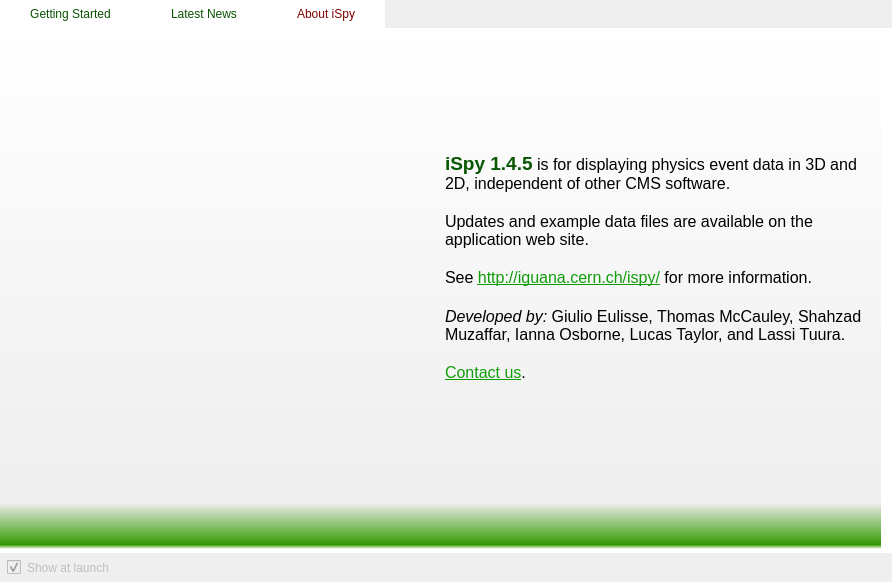
Qt form src/QtGUI/ISpySplashScreen.ui (cms-outreach/ispy) before a commit.
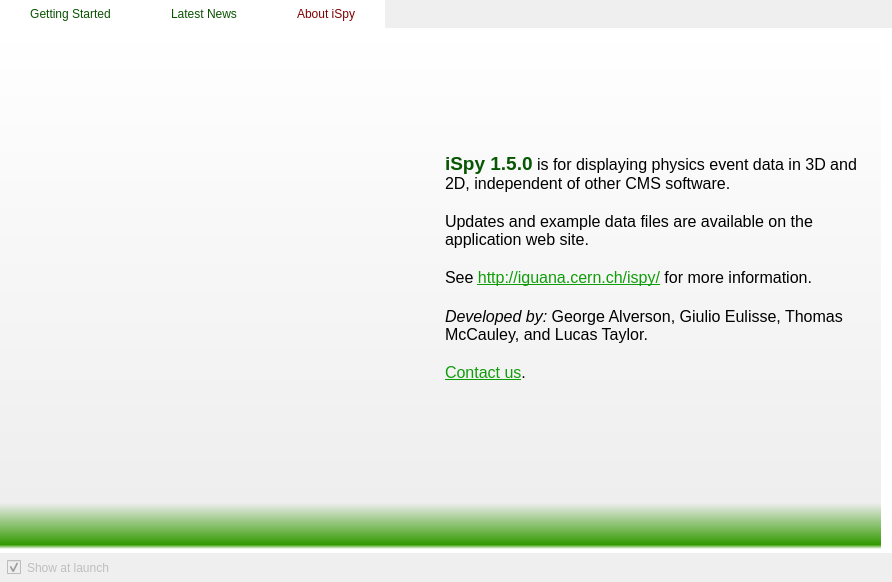
The same form after that commit. The open tabs and pages were chosen to show the change. Icons and pictures are not drawn.

Commit message: update docs and splash screen info

Patch:
```diff
--- a/src/QtGUI/ISpySplashScreen.ui
+++ b/src/QtGUI/ISpySplashScreen.ui
@@ -319,13 +319,13 @@
 p, li { white-space: pre-wrap; }
 &lt;/style&gt;&lt;/head&gt;&lt;body style=&quot; font-family:'Lucida Grande'; font-size:13pt; font-weight:400; font-style:normal;&quot;&gt;
 &lt;p style=&quot;-qt-paragraph-type:empty; margin-top:100px; margin-bottom:0px; margin-left:0px; margin-right:0px; -qt-block-indent:0; text-indent:0px;&quot;&gt;&lt;/p&gt;
-&lt;p style=&quot; margin-top:100px; margin-bottom:0px; margin-left:0px; margin-right:0px; -qt-block-indent:0; text-indent:0px;&quot;&gt;&lt;span style=&quot; font-family:'Sans Serif'; font-size:14pt; font-weight:600; color:#065602;&quot;&gt;iSpy 1.4.5&lt;/span&gt;&lt;span style=&quot; font-family:'Sans Serif'; font-size:12pt;&quot;&gt; is for displaying physics event data in 3D and 2D, independent of other CMS software. &lt;/span&gt;&lt;/p&gt;
+&lt;p style=&quot; margin-top:100px; margin-bottom:0px; margin-left:0px; margin-right:0px; -qt-block-indent:0; text-indent:0px;&quot;&gt;&lt;span style=&quot; font-family:'Sans Serif'; font-size:14pt; font-weight:600; color:#065602;&quot;&gt;iSpy 1.5.0&lt;/span&gt;&lt;span style=&quot; font-family:'Sans Serif'; font-size:12pt;&quot;&gt; is for displaying physics event data in 3D and 2D, independent of other CMS software. &lt;/span&gt;&lt;/p&gt;
 &lt;p style=&quot;-qt-paragraph-type:empty; margin-top:0px; margin-bottom:0px; margin-left:0px; margin-right:0px; -qt-block-indent:0; text-indent:0px; font-family:'Sans Serif'; font-size:12pt;&quot;&gt;&lt;/p&gt;
 &lt;p style=&quot; margin-top:0px; margin-bottom:0px; margin-left:0px; margin-right:0px; -qt-block-indent:0; text-indent:0px;&quot;&gt;&lt;span style=&quot; font-family:'Sans Serif'; font-size:12pt;&quot;&gt;Updates and example data files are available on the application web site. &lt;/span&gt;&lt;/p&gt;
 &lt;p style=&quot;-qt-paragraph-type:empty; margin-top:0px; margin-bottom:0px; margin-left:0px; margin-right:0px; -qt-block-indent:0; text-indent:0px; font-family:'Sans Serif'; font-size:12pt;&quot;&gt;&lt;/p&gt;
 &lt;p style=&quot; margin-top:0px; margin-bottom:0px; margin-left:0px; margin-right:0px; -qt-block-indent:0; text-indent:0px;&quot;&gt;&lt;span style=&quot; font-family:'Sans Serif'; font-size:12pt;&quot;&gt;See &lt;/span&gt;&lt;a href=&quot;http://iguana.cern.ch/ispy/&quot;&gt;&lt;span style=&quot; font-family:'Sans Serif'; font-size:12pt; text-decoration: underline; color:#109d0a;&quot;&gt;http://iguana.cern.ch/ispy/&lt;/span&gt;&lt;/a&gt;&lt;span style=&quot; font-family:'Sans Serif'; font-size:12pt;&quot;&gt; for more information. &lt;/span&gt;&lt;/p&gt;
 &lt;p style=&quot;-qt-paragraph-type:empty; margin-top:0px; margin-bottom:0px; margin-left:0px; margin-right:0px; -qt-block-indent:0; text-indent:0px;&quot;&gt;&lt;/p&gt;
-&lt;p style=&quot; margin-top:0px; margin-bottom:0px; margin-left:0px; margin-right:0px; -qt-block-indent:0; text-indent:0px;&quot;&gt;&lt;span style=&quot; font-family:'Sans Serif'; font-size:12pt; font-style:italic;&quot;&gt;Developed by: &lt;/span&gt;&lt;span style=&quot; font-family:'Sans Serif'; font-size:12pt;&quot;&gt;Giulio Eulisse, Thomas McCauley, Shahzad Muzaffar, Ianna Osborne, Lucas Taylor, and Lassi Tuura.  &lt;/span&gt;&lt;/p&gt;
+&lt;p style=&quot; margin-top:0px; margin-bottom:0px; margin-left:0px; margin-right:0px; -qt-block-indent:0; text-indent:0px;&quot;&gt;&lt;span style=&quot; font-family:'Sans Serif'; font-size:12pt; font-style:italic;&quot;&gt;Developed by: &lt;/span&gt;&lt;span style=&quot; font-family:'Sans Serif'; font-size:12pt;&quot;&gt;George Alverson, Giulio Eulisse, Thomas McCauley, and Lucas Taylor.  &lt;/span&gt;&lt;/p&gt;
 &lt;p style=&quot;-qt-paragraph-type:empty; margin-top:0px; margin-bottom:0px; margin-left:0px; margin-right:0px; -qt-block-indent:0; text-indent:0px; font-family:'Sans Serif'; font-size:12pt;&quot;&gt;&lt;/p&gt;
 &lt;p style=&quot; margin-top:0px; margin-bottom:0px; margin-left:0px; margin-right:0px; -qt-block-indent:0; text-indent:0px;&quot;&gt;&lt;a href=&quot;mailto:hn-cms-visualization@cern.ch&quot;&gt;&lt;span style=&quot; font-family:'Sans Serif'; font-size:12pt; text-decoration: underline; color:#109d0a;&quot;&gt;Contact us&lt;/span&gt;&lt;/a&gt;&lt;span style=&quot; font-family:'Sans Serif'; font-size:12pt;&quot;&gt;. &lt;/span&gt;&lt;/p&gt;&lt;/body&gt;&lt;/html&gt;</string>
             </property>
```
Left out of the diff: 2 changed lines with no effect on the pictures. The commit also changes 3 other files.
